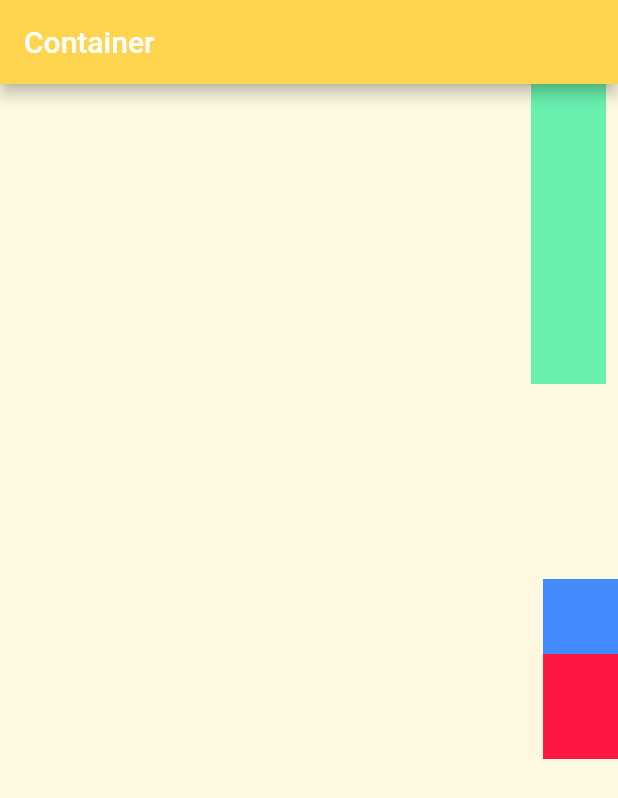
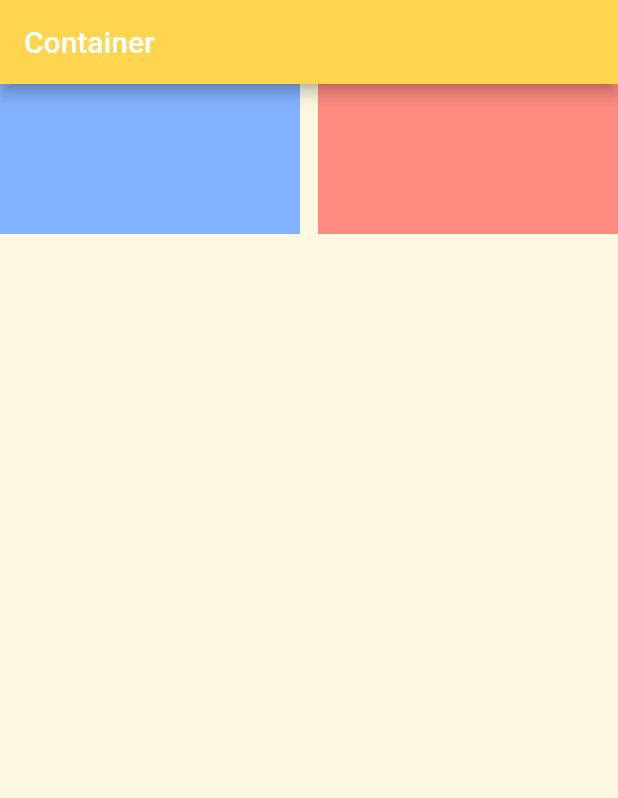
Before and after one commit to najmulmyself/learning_flutter, a Flutter app: the screen it shows after launch, on a phone screen of 412 x 824 dp. Shown: the top 798 px of the screen. Run offline on Flutter 3.47's test engine with Material 2 defaults, Android fonts, the phone set to English and light mode, and no system bars.

Commit message:
need to add another row/col in child

```diff
--- a/lib/main.dart
+++ b/lib/main.dart
@@ -33,36 +33,51 @@ class MyApp extends StatelessWidget {
             height: double.infinity,
             color: Colors.amber.shade50,
             child: SingleChildScrollView(
-              child: Column(
-                mainAxisAlignment: MainAxisAlignment.end,
-                // mainAxisAlignment: MainAxisAlignment.center,
-                crossAxisAlignment: CrossAxisAlignment.end,
+              // scrollDirection: Axis.horizontal, // horizontal scrol view
+              child: Row(
+                mainAxisAlignment: MainAxisAlignment.spaceBetween,
                 children: [
-                  Padding(
-                    padding: const EdgeInsets.only(right: 8.0, bottom: 130),
-                    child: Container(
-                      width: 50,
-                      height: 200,
-                      color: Colors.greenAccent,
-                    ),
+                  Container(
+                    width: 200,
+                    height: 100,
+                    color: Colors.blueAccent.shade100,
                   ),
-                  Padding(
-                    padding: const EdgeInsets.only(bottom: 0),
-                    child: Container(
-                      width: 50,
-                      height: 50,
-                      color: Colors.blueAccent,
-                    ),
+                  Container(
+                    width: 200,
+                    height: 100,
+                    color: Colors.redAccent.shade100,
                   ),
-                  Padding(
-                    padding: const EdgeInsets.only(left: 8.0, bottom: 260),
-                    child: Container(
-                      width: 50,
-                      height: 70,
-                      color: Colors.redAccent.shade400,
-                    ),
-                  )
                 ],
+
+                // mainAxisAlignment: MainAxisAlignment.end,
+                // // mainAxisAlignment: MainAxisAlignment.center,
+                // crossAxisAlignment: CrossAxisAlignment.end,
+                // children: [
+                //   Padding(
+                //     padding: const EdgeInsets.only(right: 8.0, bottom: 130),
+                //     child: Container(
+                //       width: 50,
+                //       height: 200,
+                //       color: Colors.greenAccent,
+                //     ),
+                //   ),
+                //   Padding(
+                //     padding: const EdgeInsets.only(bottom: 0),
+                //     child: Container(
+                //       width: 50,
+                //       height: 50,
+                //       color: Colors.blueAccent,
+                //     ),
+                //   ),
+                //   Padding(
+                //     padding: const EdgeInsets.only(left: 8.0, bottom: 260),
+                //     child: Container(
+                //       width: 50,
+                //       height: 70,
+                //       color: Colors.redAccent.shade400,
+                //     ),
+                //   )
+                // ],
               ),
             ),
           )),
```
